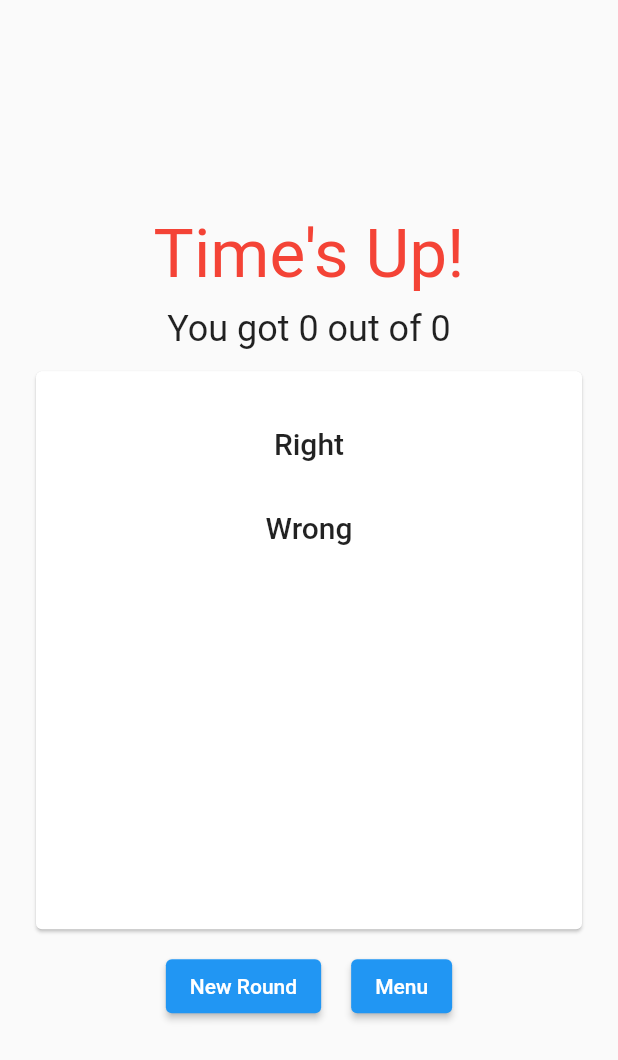
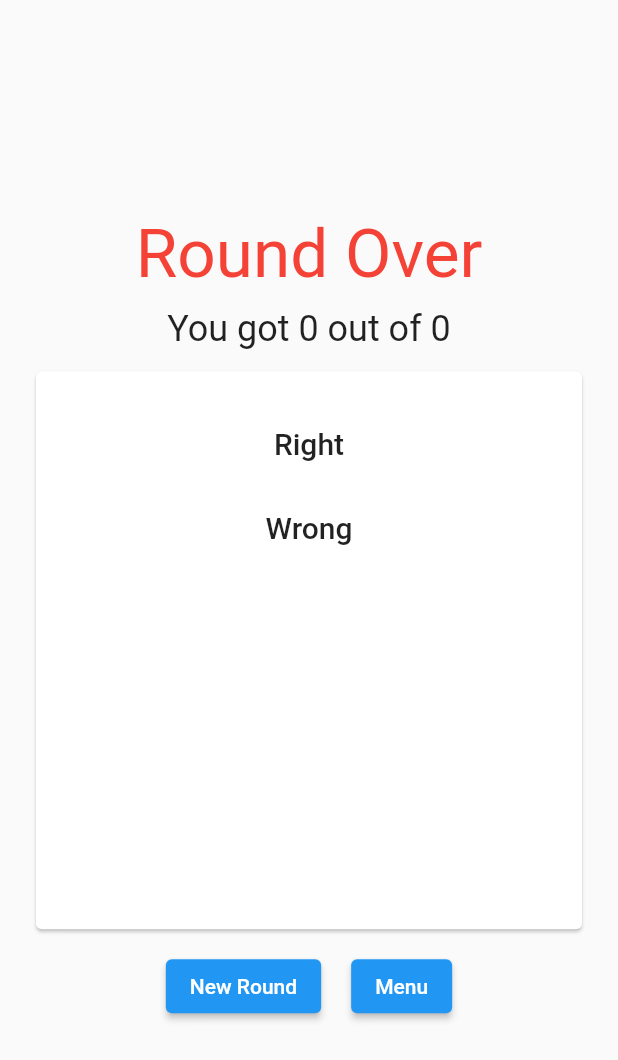
Before and after one commit to arielr/pictionary, a Flutter app: the TimeupScreen screen opened directly with empty values, on a phone screen of 412 x 824 dp. Shown: the top 1060 px of the screen. Run offline on Flutter 3.47's test engine with Material 2 defaults, Android fonts, the phone set to English and light mode, and no system bars; our stand-ins replace settings_ui, shared_preferences; accounts and stored records are empty; project files that could hold a hidden picture were left out.

```diff
--- a/lib/screens/main_screen.dart
+++ b/lib/screens/main_screen.dart
@@ -1,7 +1,6 @@
 import 'package:flutter/cupertino.dart';
 import 'package:flutter/material.dart';
 import 'package:pictionary2/model/settings_data.dart';
-import 'multi_words_pictionary_screen.dart';
 import 'settings_screen.dart';
 
 class MainScreen extends StatelessWidget {
--- a/lib/screens/times_up_screen.dart
+++ b/lib/screens/times_up_screen.dart
@@ -24,7 +24,7 @@ class TimeupScreen extends StatelessWidget {
         children: <Widget>[
           FittedBox(
             fit: BoxFit.fitWidth,
-            child: Text("Time's Up!",
+            child: Text("Round Over",
                 style: Theme.of(context)
                     .textTheme
                     .headline3
```
